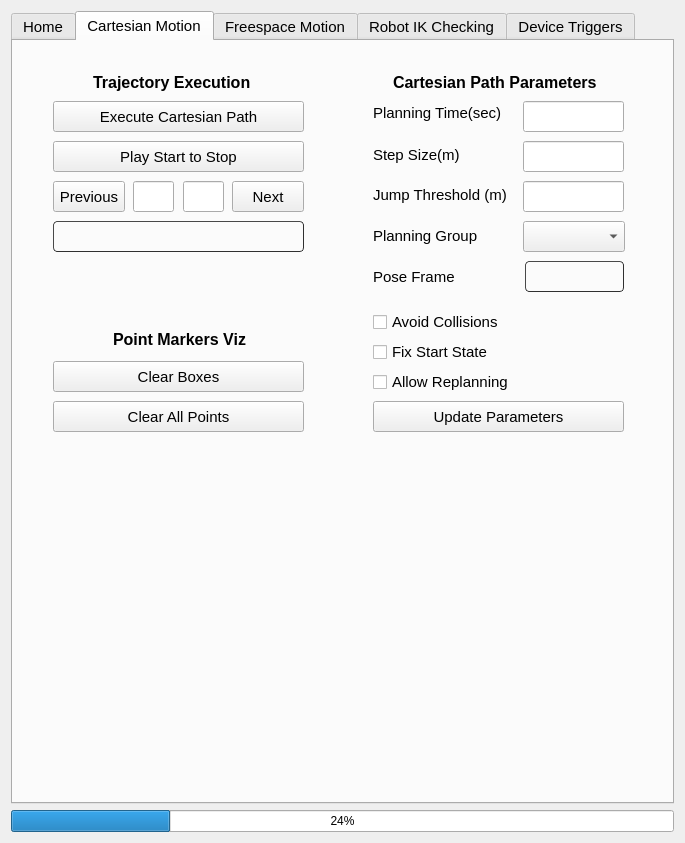
Before: the Qt Designer form moveit_cartesian_plan_plugin/src/widgets/path_planning_widget.ui in peanut-robotics/fermi, drawn with Qt 5.
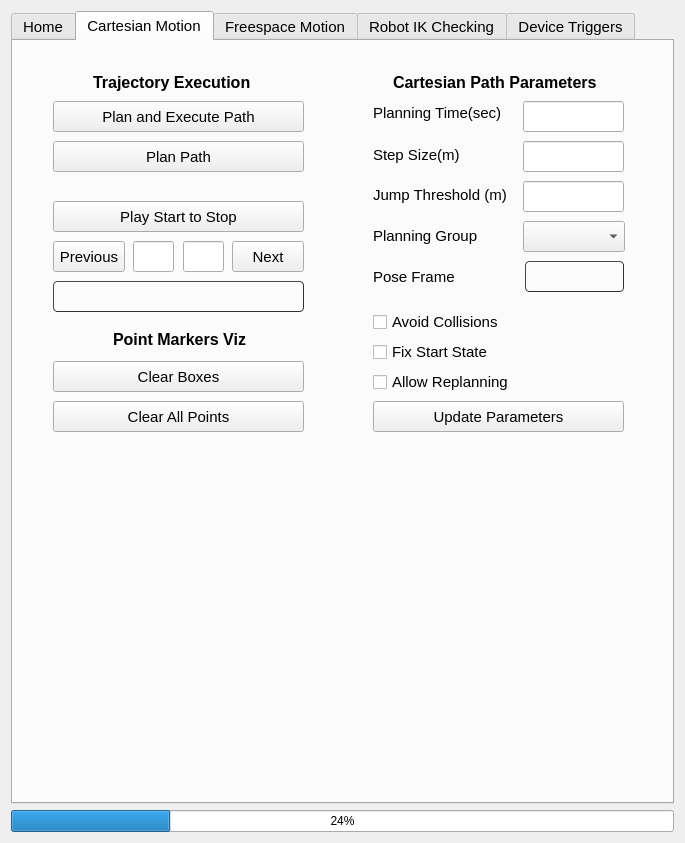
After: the same form once the commit is applied. The open tabs and pages were chosen to show the change.

Commit message: Add plan only button

Patch:
```diff
--- a/moveit_cartesian_plan_plugin/src/widgets/path_planning_widget.ui
+++ b/moveit_cartesian_plan_plugin/src/widgets/path_planning_widget.ui
@@ -457,7 +457,7 @@
         </rect>
        </property>
        <property name="text">
-        <string>Execute Cartesian Path</string>
+        <string>Plan and Execute Path</string>
        </property>
       </widget>
       <widget class="QLabel" name="label_4">
@@ -512,7 +512,7 @@
        <property name="geometry">
         <rect>
          <x>40</x>
-         <y>180</y>
+         <y>240</y>
          <width>251</width>
          <height>31</height>
         </rect>
@@ -552,7 +552,7 @@
        <property name="geometry">
         <rect>
          <x>40</x>
-         <y>100</y>
+         <y>160</y>
          <width>251</width>
          <height>31</height>
         </rect>
@@ -565,7 +565,7 @@
        <property name="geometry">
         <rect>
          <x>40</x>
-         <y>140</y>
+         <y>200</y>
          <width>72</width>
          <height>31</height>
         </rect>
@@ -578,7 +578,7 @@
        <property name="geometry">
         <rect>
          <x>219</x>
-         <y>140</y>
+         <y>200</y>
          <width>72</width>
          <height>31</height>
         </rect>
@@ -591,7 +591,7 @@
        <property name="geometry">
         <rect>
          <x>120</x>
-         <y>140</y>
+         <y>200</y>
          <width>41</width>
          <height>31</height>
         </rect>
@@ -604,7 +604,7 @@
        <property name="geometry">
         <rect>
          <x>170</x>
-         <y>140</y>
+         <y>200</y>
          <width>41</width>
          <height>31</height>
         </rect>
@@ -863,6 +863,19 @@
         <string>Point Markers Viz</string>
        </property>
       </widget>
+      <widget class="QPushButton" name="plan_cartesian_path">
+       <property name="geometry">
+        <rect>
+         <x>40</x>
+         <y>100</y>
+         <width>251</width>
+         <height>31</height>
+        </rect>
+       </property>
+       <property name="text">
+        <string>Plan Path</string>
+       </property>
+      </widget>
      </widget>
      <widget class="QWidget" name="tab">
       <attribute name="title">
```
Left out of the diff: 2 changed lines with no effect on the pictures. The commit also changes 6 other files.
